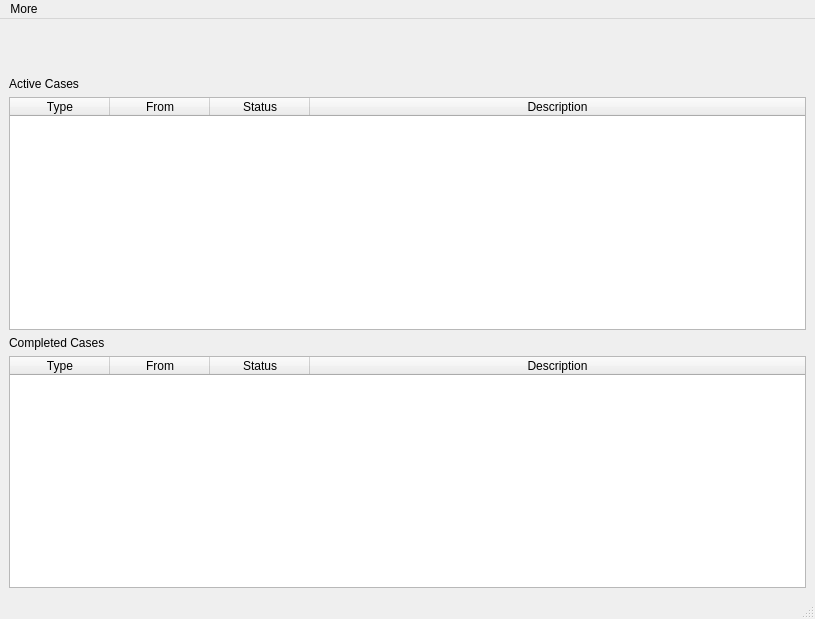
Above: PT-Helpdesk-Server/mainwindow.ui from lukpro681/PT-Helpdesk before the change. Below: the same form after it.
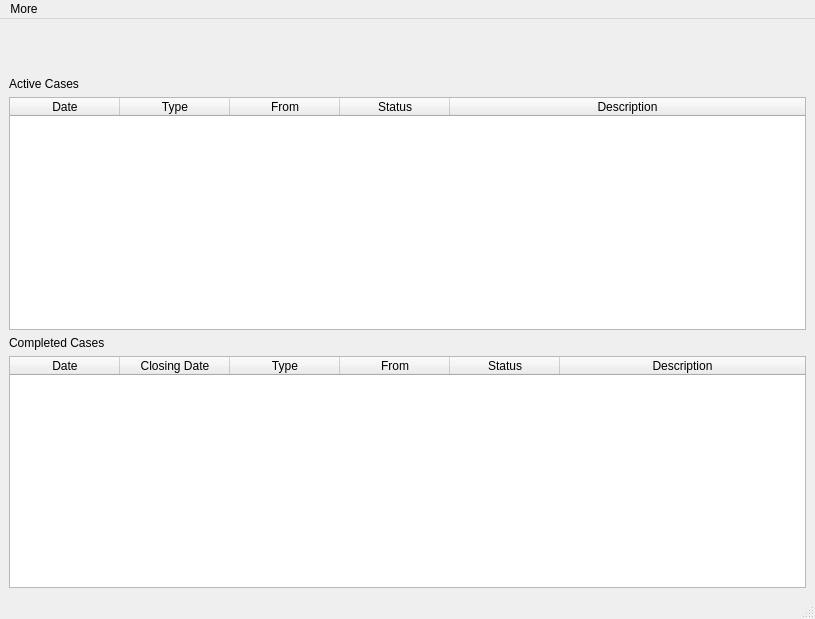
That is the form after the change. Icons and pictures are not drawn.

```diff
--- a/PT-Helpdesk-Server/mainwindow.ui
+++ b/PT-Helpdesk-Server/mainwindow.ui
@@ -54,7 +54,7 @@
        <bool>true</bool>
       </property>
       <property name="columnCount">
-       <number>4</number>
+       <number>5</number>
       </property>
       <attribute name="horizontalHeaderCascadingSectionResizes">
        <bool>false</bool>
@@ -63,7 +63,7 @@
        <number>35</number>
       </attribute>
       <attribute name="horizontalHeaderDefaultSectionSize">
-       <number>100</number>
+       <number>110</number>
       </attribute>
       <attribute name="horizontalHeaderShowSortIndicator" stdset="0">
        <bool>true</bool>
@@ -80,6 +80,11 @@
       <attribute name="verticalHeaderStretchLastSection">
        <bool>false</bool>
       </attribute>
+      <column>
+       <property name="text">
+        <string>Date</string>
+       </property>
+      </column>
       <column>
        <property name="text">
         <string>Type</string>
@@ -111,9 +116,22 @@
     </item>
     <item>
      <widget class="QTableWidget" name="completeCaseWidget">
+      <attribute name="horizontalHeaderDefaultSectionSize">
+       <number>110</number>
+      </attribute>
       <attribute name="horizontalHeaderStretchLastSection">
        <bool>true</bool>
       </attribute>
+      <column>
+       <property name="text">
+        <string>Date</string>
+       </property>
+      </column>
+      <column>
+       <property name="text">
+        <string>Closing Date</string>
+       </property>
+      </column>
       <column>
        <property name="text">
         <string>Type</string>
```
Left out of the diff: 6 changed lines with no effect on the pictures.
